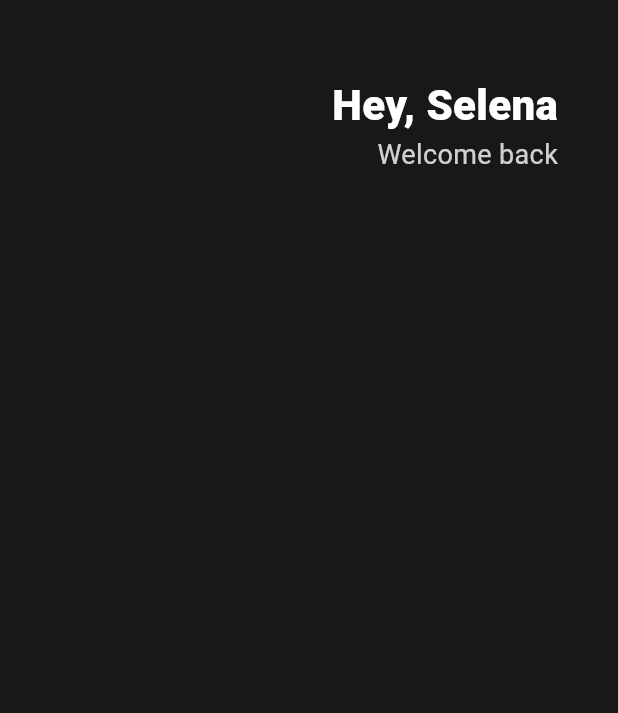
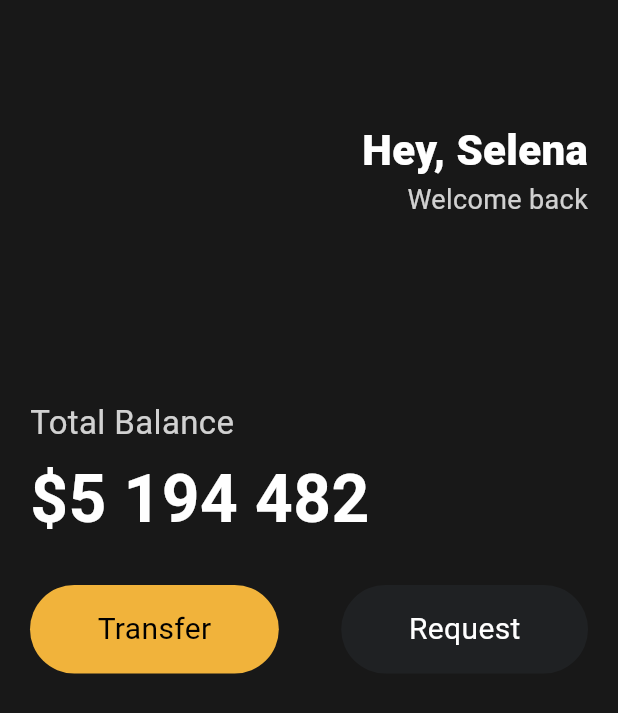
Before and after one commit to hyeonlee717/UIchallenge, a Flutter app: the screen it shows after launch, on a phone screen of 412 x 824 dp. Shown: the top 713 px of the screen. Run offline on Flutter 3.47's test engine with Material 3 defaults, Android fonts, the phone set to English and light mode, and no system bars.

Commit message:
lesson_2_5

```diff
--- a/lib/main.dart
+++ b/lib/main.dart
@@ -1,29 +1,33 @@
 import 'package:flutter/material.dart';
+import 'package:uichallenge/widjets/button.dart';
 
 void main() {
-  runApp(App());
+  runApp(const App());
 }
 
 class App extends StatelessWidget {
+  const App({super.key});
+
   @override
   Widget build(BuildContext context) {
     return MaterialApp(
         home: Scaffold(
-      backgroundColor: Color(0xFF181818),
+      backgroundColor: const Color(0xFF181818),
       body: Padding(
-        padding: EdgeInsets.symmetric(
-          horizontal: 40,
+        padding: const EdgeInsets.symmetric(
+          horizontal: 20,
         ),
         child: Column(
+          crossAxisAlignment: CrossAxisAlignment.start,
           children: [
-            SizedBox(height: 50),
+            const SizedBox(height: 80),
             Row(
               mainAxisAlignment: MainAxisAlignment.end,
               children: [
                 Column(
                   crossAxisAlignment: CrossAxisAlignment.end,
                   children: [
-                    Text(
+                    const Text(
                       'Hey, Selena',
                       style: TextStyle(
                         color: Colors.white,
@@ -42,6 +46,43 @@
                 ),
               ],
             ),
+            const SizedBox(
+              height: 120,
+            ),
+            Text(
+              'Total Balance',
+              style: TextStyle(
+                color: Colors.white.withOpacity(0.8),
+                fontSize: 22,
+              ),
+            ),
+            const SizedBox(
+              height: 5,
+            ),
+            const Text(
+              '\$5 194 482',
+              style: TextStyle(
+                color: Colors.white,
+                fontSize: 44,
+                fontWeight: FontWeight.w600,
+              ),
+            ),
+            const SizedBox(
+              height: 25,
+            ),
+            const Row(
+              mainAxisAlignment: MainAxisAlignment.spaceBetween,
+              children: [
+                Button(
+                    text: 'Transfer',
+                    bgColor: Color(0xfff1b33b),
+                    textColor: Colors.black),
+                Button(
+                    text: 'Request',
+                    bgColor: Color(0xff1f2123),
+                    textColor: Colors.white),
+              ],
+            )
           ],
         ),
       ),
--- /dev/null
+++ b/lib/widjets/button.dart
@@ -0,0 +1,37 @@
+import 'package:flutter/material.dart';
+
+class Button extends StatelessWidget {
+  const Button({
+    super.key,
+    required this.text,
+    required this.bgColor,
+    required this.textColor,
+  });
+
+  final String text;
+  final Color bgColor;
+  final Color textColor;
+
+  @override
+  Widget build(BuildContext context) {
+    return Container(
+      decoration: BoxDecoration(
+        color: bgColor,
+        borderRadius: BorderRadius.circular(45),
+      ),
+      child: Padding(
+        padding: const EdgeInsets.symmetric(
+          horizontal: 45,
+          vertical: 15,
+        ),
+        child: Text(
+          text,
+          style: TextStyle(
+            color: textColor,
+            fontSize: 20,
+          ),
+        ),
+      ),
+    );
+  }
+}
```
